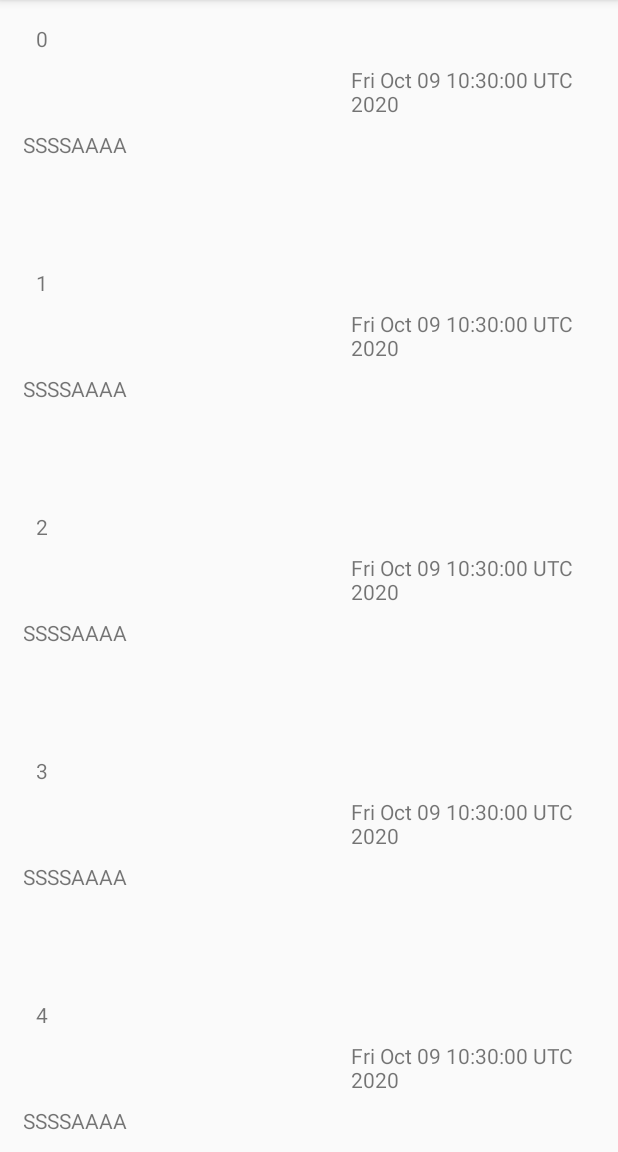
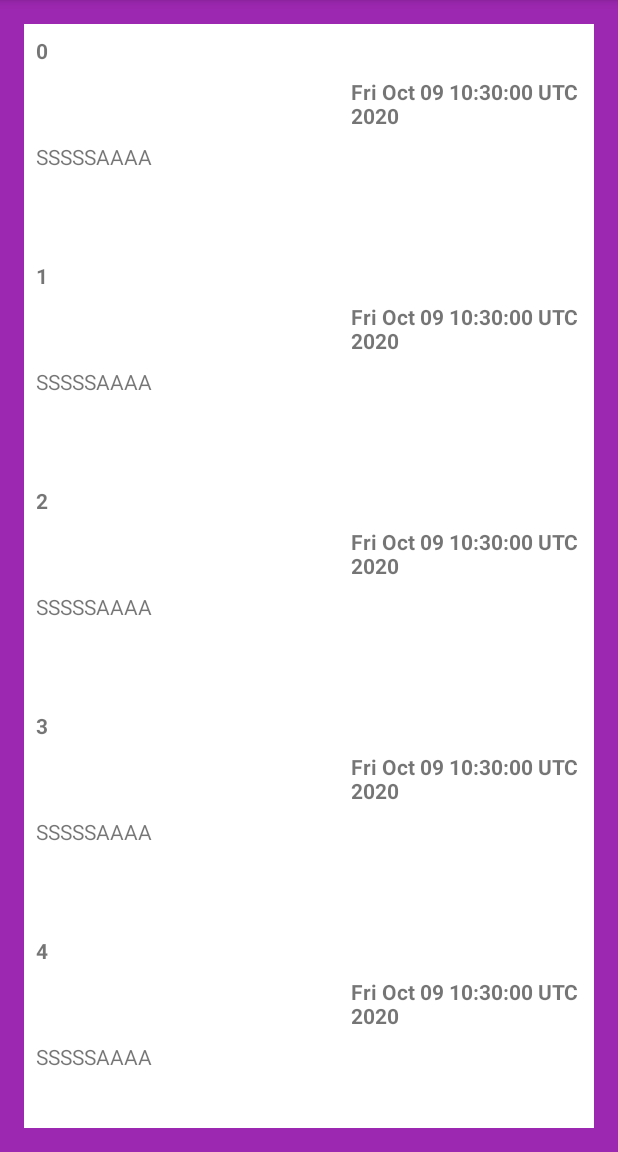
Before and after one commit to salehkai999/NotePad, an Android app: the screen it shows after launch (MainActivity), on a phone screen of 412 x 824 dp, the part 84-1236 px from its top. Run offline under Robolectric (Android 15) with nearby library versions, the phone set to English and light mode, and no system bars.

Commit message:
modified layout

```diff
--- a/app/src/main/res/layout/activity_main.xml
+++ b/app/src/main/res/layout/activity_main.xml
@@ -4,6 +4,7 @@
     xmlns:tools="http://schemas.android.com/tools"
     android:layout_width="match_parent"
     android:layout_height="match_parent"
+    android:background="#9C27B0"
     tools:context=".MainActivity">
 
     <androidx.recyclerview.widget.RecyclerView
@@ -11,9 +12,10 @@
         android:layout_width="0dp"
         android:layout_height="0dp"
         android:layout_marginStart="16dp"
-        android:layout_marginTop="8dp"
+        android:layout_marginTop="16dp"
         android:layout_marginEnd="16dp"
-        android:layout_marginBottom="8dp"
+        android:layout_marginBottom="16dp"
+        android:background="#FFFFFF"
         app:layout_constraintBottom_toBottomOf="parent"
         app:layout_constraintEnd_toEndOf="parent"
         app:layout_constraintStart_toStartOf="parent"
--- a/app/src/main/res/layout/notes_row_layout.xml
+++ b/app/src/main/res/layout/notes_row_layout.xml
@@ -3,7 +3,8 @@
     xmlns:app="http://schemas.android.com/apk/res-auto"
     xmlns:tools="http://schemas.android.com/tools"
     android:layout_width="wrap_content"
-    android:layout_height="wrap_content">
+    android:layout_height="wrap_content"
+    android:background="#FFFFFF">
 
     <TextView
         android:id="@+id/titleTextView"
@@ -13,6 +14,7 @@
         android:layout_marginTop="8dp"
         android:layout_marginEnd="8dp"
         android:text="TextView"
+        android:textStyle="bold"
         app:layout_constraintEnd_toEndOf="parent"
         app:layout_constraintStart_toStartOf="parent"
         app:layout_constraintTop_toTopOf="parent" />
@@ -25,21 +27,25 @@
         android:layout_marginTop="8dp"
         android:layout_marginEnd="8dp"
         android:text="TextView"
+        android:textStyle="bold"
         app:layout_constraintEnd_toEndOf="parent"
         app:layout_constraintStart_toStartOf="@+id/guideline"
         app:layout_constraintTop_toBottomOf="@+id/titleTextView" />
 
     <TextView
         android:id="@+id/detailsText"
-        android:layout_width="398dp"
-        android:layout_height="84dp"
-        android:layout_marginStart="8dp"
+        android:layout_width="394dp"
+        android:layout_height="63dp"
         android:layout_marginTop="8dp"
-        android:layout_marginEnd="8dp"
+        android:layout_marginBottom="8dp"
         android:text="TextView"
-        app:layout_constraintEnd_toEndOf="parent"
-        app:layout_constraintStart_toStartOf="parent"
-        app:layout_constraintTop_toBottomOf="@+id/dateText" />
+        android:textAlignment="textStart"
+        app:layout_constraintBottom_toBottomOf="parent"
+        app:layout_constraintEnd_toEndOf="@+id/titleTextView"
+        app:layout_constraintHorizontal_bias="0.0"
+        app:layout_constraintStart_toStartOf="@+id/titleTextView"
+        app:layout_constraintTop_toBottomOf="@+id/dateText"
+        app:layout_constraintVertical_bias="0.0" />
 
     <androidx.constraintlayout.widget.Guideline
         android:id="@+id/guideline"
```
